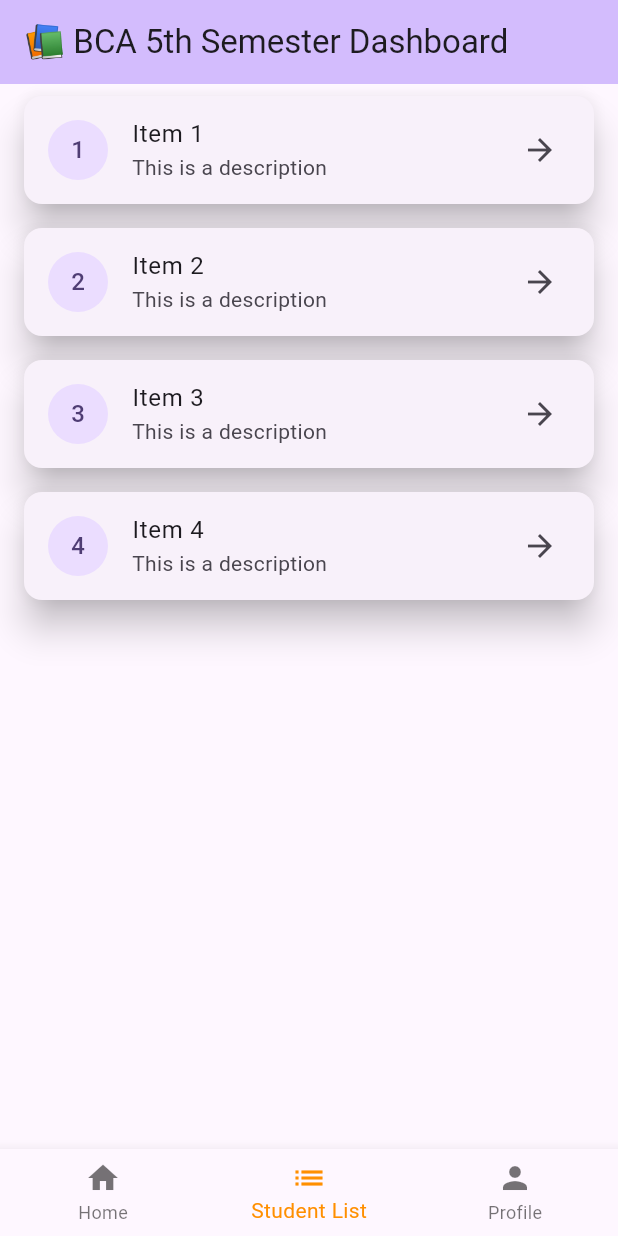
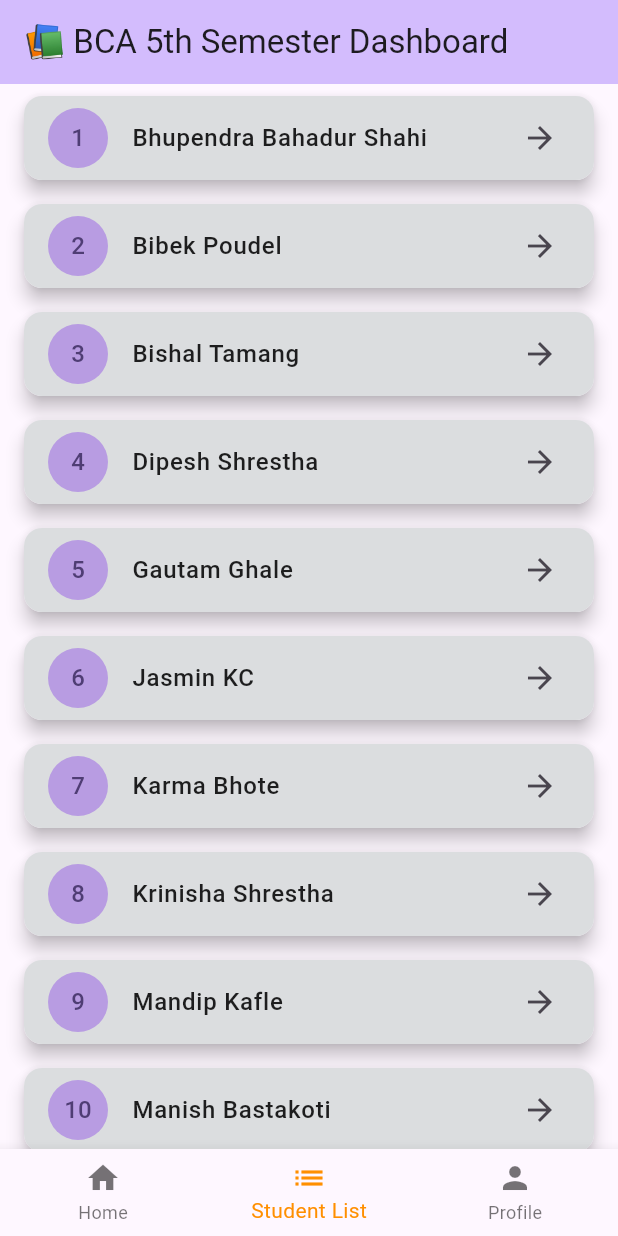
Before and after one commit to Ambikadulal/reliance_college_app, a Flutter app: the screen it shows after launch, item 2 of the bottom bar chosen, on a phone screen of 412 x 824 dp. Run offline on Flutter 3.47's test engine with Material 3 defaults, Android fonts, the phone set to English and light mode, and no system bars.

Commit message:
thursday changes

```diff
--- a/lib/pages/screens/dashboard.dart
+++ b/lib/pages/screens/dashboard.dart
@@ -52,10 +52,6 @@ class StudentDashboard extends StatelessWidget {
           // Section: Attendance Summary
           _sectionTitle("📊 Attendance Summary"),
           _buildAttendanceProgress(0.92, "92% Attendance"),
-          _buildAttendanceProgress(0.92, "92% Attendance"),
-          _buildAttendanceProgress(0.92, "92% Attendance"),
-          _buildAttendanceProgress(0.92, "92% Attendance"),
-
           const SizedBox(height: 20),
 
           // Section: Leaderboard
--- a/lib/pages/screens/my_home_page.dart
+++ b/lib/pages/screens/my_home_page.dart
@@ -1,5 +1,6 @@
 import 'package:bca_student_app/pages/screens/bottom_nav/bottom_navigation_bar.dart';
 import 'package:bca_student_app/pages/screens/dashboard.dart';
+import 'package:bca_student_app/pages/screens/profile.dart';
 import 'package:bca_student_app/pages/screens/student_info_listview.dart';
 import 'package:flutter/material.dart';
 
@@ -14,16 +15,10 @@ class MyHomePage extends StatefulWidget {
 
 class _MyHomePageState extends State<MyHomePage> {
   int _selectedIndex = 0;
-
-  static const TextStyle optionStyle = TextStyle(
-    fontSize: 30,
-    fontWeight: FontWeight.bold,
-  );
-
   static final List<Widget> _widgetOptions = <Widget>[
     StudentDashboard(),
     StudentInfoListView(),
-    Text('Index 2: School', style: optionStyle),
+    Profile(),
   ];
 
   void _onItemTapped(int index) {
@@ -46,5 +41,6 @@ class _MyHomePageState extends State<MyHomePage> {
         onItemTapped: _onItemTapped,
       ),
     );
+
   }
 }
--- a/lib/pages/screens/student_info_listview.dart
+++ b/lib/pages/screens/student_info_listview.dart
@@ -5,24 +5,69 @@ class StudentInfoListView extends StatelessWidget {
 
   @override
   Widget build(BuildContext context) {
-    final List<String> items = List.generate(4, (index) => 'Item ${index + 1}');
+    final List<String> students = [
+      'Bhupendra Bahadur Shahi',
+      'Bibek Poudel',
+      'Bishal Tamang',
+      'Dipesh Shrestha',
+      'Gautam Ghale',
+      'Jasmin KC',
+      'Karma Bhote',
+      'Krinisha Shrestha',
+      'Mandip Kafle',
+      'Manish Bastakoti',
+      'Nutan Kafle',
+      'Prabesh Shrestha',
+      'Pranaya Shrestha',
+      'Prashant Giri',
+      'Pratik Khadka',
+      'Pukar Rai',
+      'Roshan Gurung',
+      'Siddhantha Khanal',
+      'Sudeep Bhattarai',
+      'Sushil Kafle',
+      'Tulman Tamang',
+    ];
 
     return ListView.builder(
-      itemCount: items.length,
+      itemCount: students.length,
       itemBuilder: (context, index) {
         return Card(
           margin: EdgeInsets.symmetric(horizontal: 16, vertical: 8),
-          elevation: 10,
+          elevation: 5,
+          child: Container(
+            decoration: BoxDecoration(
+              color: const Color.fromARGB(
+                255,
+                219,
+                221,
+                223,
+              ), // Light blue background color
+              borderRadius: BorderRadius.circular(12),
+            ),
             child: ListTile(
-            leading: CircleAvatar(child: Text('${index + 1}')),
-            title: Text(items[index]),
-            subtitle: Text('This is a description'),
+              leading: CircleAvatar(
+                backgroundColor: const Color.fromARGB(255, 184, 156, 226),
+                child: Text('${index + 1}'),
+              ),
+              title: Text(
+                students[index],
+                style: TextStyle(
+                  color: Colors.black87,
+                  fontWeight: FontWeight.w500,
+                ),
+              ),
               trailing: Icon(Icons.arrow_forward),
               onTap: () {
                 ScaffoldMessenger.of(context).showSnackBar(
-                SnackBar(content: Text('${items[index]} tapped!')),
+                  SnackBar(
+                    content: Text(
+                      'Roll No of ${students[index]} is ${index + 1} ',
+                    ),
+                  ),
                 );
               },
+            ),
           ),
         );
       },
```
Also changed, not shown: lib/pages/screens/profile.dart (added, +32 -0 lines). Lines whose indentation alone changed are shown as unchanged.
